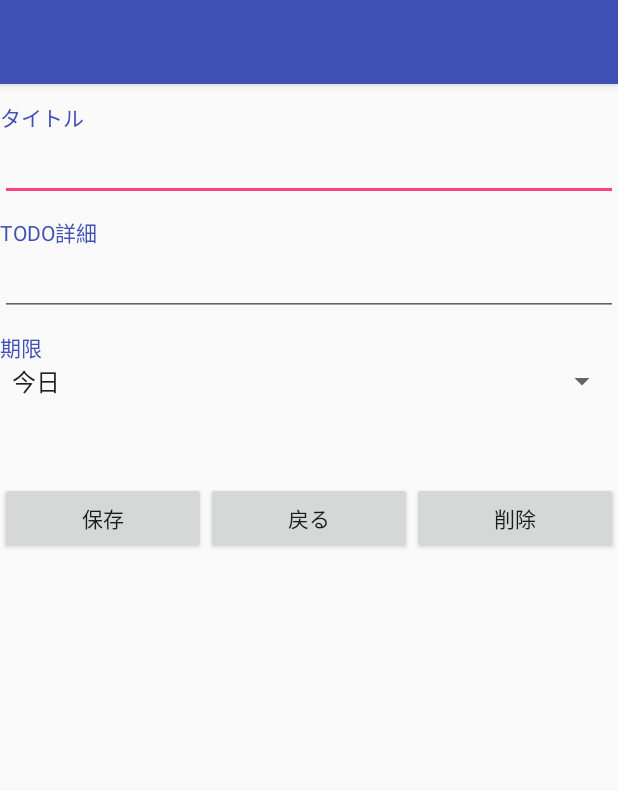
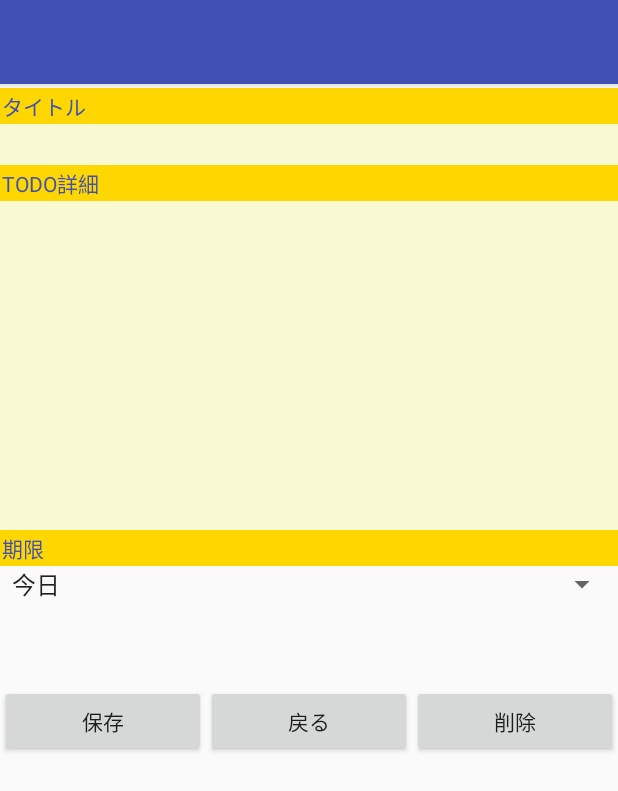
Before and after one commit to ryo-hoshi/TodoSupportLady, an Android app: the TodoDetailFragment screen opened directly, with no data from a screen before it, on a phone screen of 412 x 824 dp. Shown: the top 791 px of the screen. Run offline under Robolectric (Android 15) with nearby library versions, the phone set to English and light mode, and no system bars.

```diff
--- a/app/src/main/java/apl/r_m_unt/todosupportlady/todo/TodoDetailFragment.java
+++ b/app/src/main/java/apl/r_m_unt/todosupportlady/todo/TodoDetailFragment.java
@@ -78,6 +78,9 @@ public class TodoDetailFragment extends Fragment {
         buttonComplete = (Button)getView().findViewById(R.id.button_complete);
         editTextLimit = (EditText)getView().findViewById(R.id.editText_limit);
 
+        // スクロールバー表示を可能にする
+        //editTextDetail.setMovementMethod(ScrollingMovementMethod.getInstance());
+
         // リスト画面から取得したインデックスを取得
         Bundle arguments =  getArguments();
         todoId = arguments.getInt(TodoDetailFragment.SELECT_TODO_ID);
@@ -147,8 +150,6 @@ public class TodoDetailFragment extends Fragment {
             @Override
             public void onClick(View v) {
 
-                Toast.makeText(getActivity(), "保存ボタン押下", Toast.LENGTH_SHORT).show();
-
                 // 画面入力情報を取得
                 TodoInfo todoSetInfo = getScreenValue(todoId);
 
@@ -158,19 +159,14 @@ public class TodoDetailFragment extends Fragment {
                         + ", detail" + todoSetInfo.getDetail()
                         + ", limit" + todoSetInfo.getLimit()
                         + ", iscomplete" + todoSetInfo.getIsComplete());
-                Toast.makeText(getActivity(), "getScreenValue呼び出し結果", Toast.LENGTH_SHORT).show();
 
-
-                // 画面設定情報をTODO設定情報に反映
-//                todoController.setTodoSettingInfo(listIndex, currentTodoSetInfo);
-                // TODO設定を保存
-//                todoController.saveInstance(getActivity().getApplicationContext());
-
-                // TODO実行の設定
-//                TodoDAO todoDAO = new TodoDAO(getActivity());
-//                todoDAO.setTodo(currentTodoSetInfo);
-//                // TODO情報の変更内容を保存
-//                todoSetting.saveInstance(getActivity().getApplicationContext());
+                // 入力値チェック
+                String result = checkInputVal(todoSetInfo);
+                if (result != null) {
+                    // 入力チェックエラー内容を出力
+                    Toast.makeText(getActivity(), result, Toast.LENGTH_LONG).show();
+                    return;
+                }
 
                 // TODOの登録
                 TodoModel todoModel = new TodoModel(getActivity());
@@ -277,6 +273,17 @@ public class TodoDetailFragment extends Fragment {
 
     }
 
+    private String checkInputVal(TodoInfo todoInfo) {
+        String result = null;
+
+        if (todoInfo.getTitle() == null || todoInfo.getTitle().isEmpty()) {
+            result = "タイトルは入力必須項目です";
+        } else if (todoInfo.getLimit() == null || todoInfo.getLimit().isEmpty()) {
+            result = "期限は入力必須項目です";
+        }
+        return result;
+    }
+
 //    /**
 //     * 画面表示内容設定
 //     * @param todoInfo
--- a/app/src/main/res/layout/fragment_todo_detail.xml
+++ b/app/src/main/res/layout/fragment_todo_detail.xml
@@ -15,37 +15,56 @@
         android:layout_height="wrap_content">
 
         <TextView
-            android:layout_marginTop="10dp"
+            android:layout_marginTop="1dp"
+            android:padding="1dp"
             android:layout_width="match_parent"
             android:layout_height="wrap_content"
             android:text="@string/todo_set_title"
             android:textColor="@color/colorPrimary"
+            android:background="#ffd700"
             android:id="@+id/textView_title" />
         <EditText
+            android:padding="1dp"
             android:layout_width="match_parent"
             android:layout_height="wrap_content"
-            android:maxLength="30"
+            android:maxLength="40"
+            android:background="#fafad2"
             android:id="@+id/editText_title" />
 
         <TextView
-            android:layout_marginTop="10dp"
+            android:padding="1dp"
             android:layout_width="match_parent"
             android:layout_height="wrap_content"
             android:text="@string/todo_set_memo"
             android:textColor="@color/colorPrimary"
+            android:background="#ffd700"
             android:id="@+id/textView_memo" />
-        <EditText
+        <ScrollView
             android:layout_width="match_parent"
             android:layout_height="wrap_content"
-            android:maxLength="30"
-            android:id="@+id/editText_detail" />
+            >
+            <EditText
+                android:padding="1dp"
+                android:layout_width="match_parent"
+                android:layout_height="wrap_content"
+                android:gravity="top|left"
+                android:minLines="10"
+                android:maxLines="10"
+                android:maxLength="1000"
+                android:background="#fafad2"
+                android:scrollbars="vertical"
+                android:fadeScrollbars="false"
+                android:id="@+id/editText_detail">
+            </EditText>
+        </ScrollView>
 
         <TextView
+            android:padding="1dp"
             android:layout_width="match_parent"
             android:layout_height="wrap_content"
-            android:layout_marginTop="10dp"
             android:text="@string/todo_set_limit"
             android:textColor="@color/colorPrimary"
+            android:background="#ffd700"
             android:id="@+id/textView_limit" />
         <Spinner
             android:layout_width="match_parent"
```
